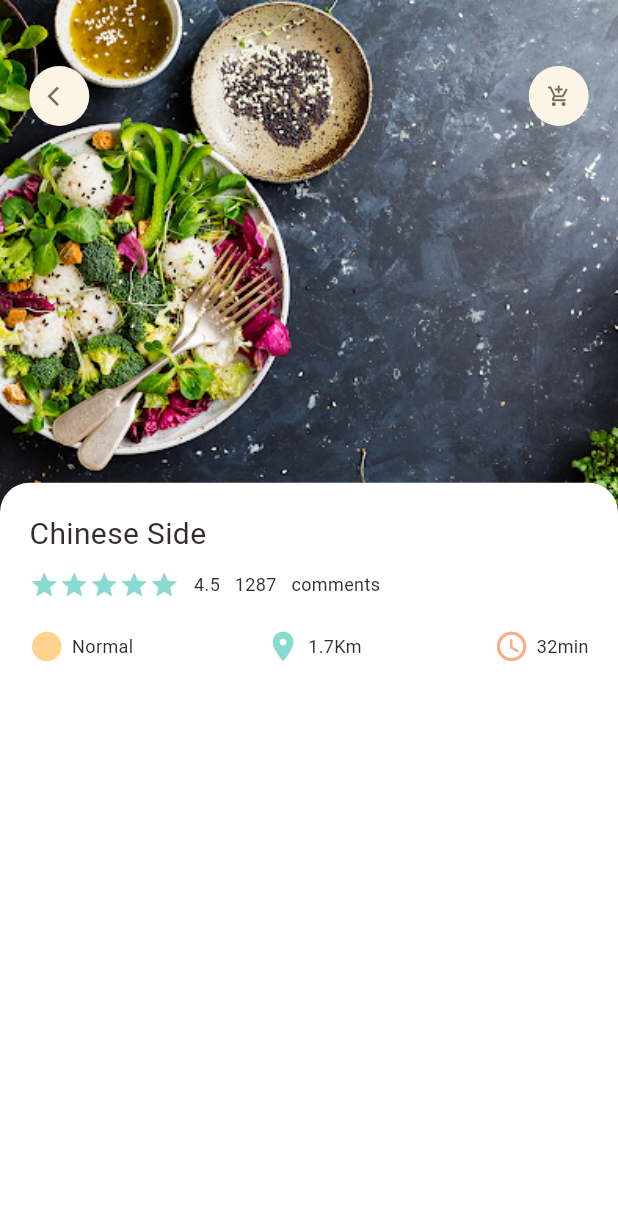
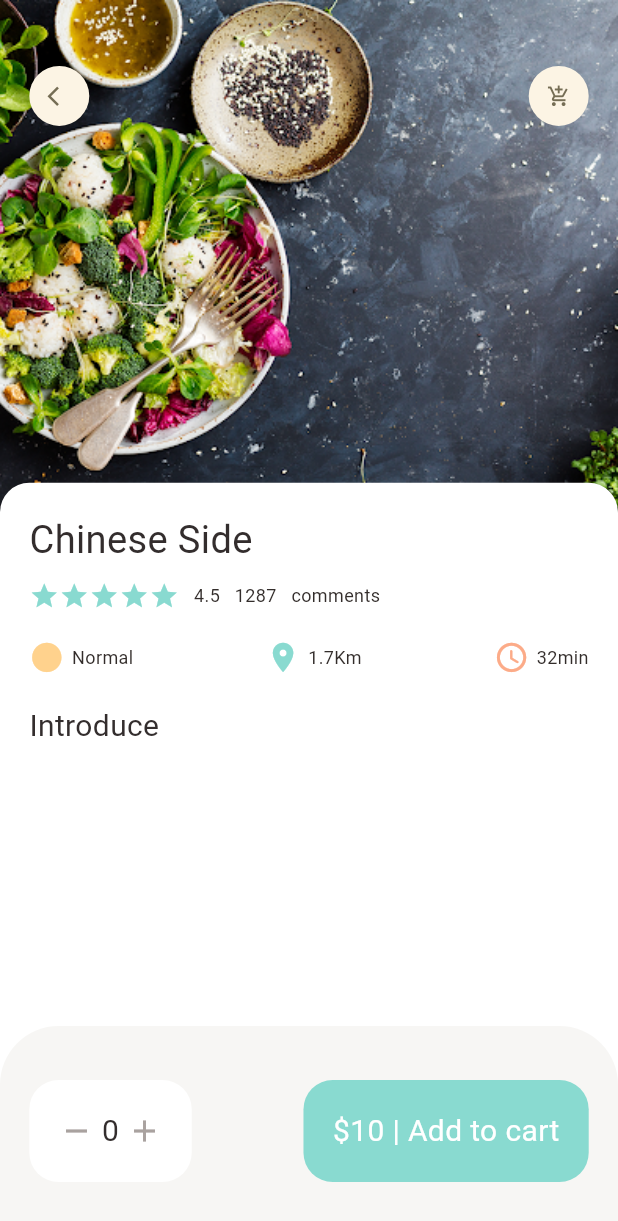
Before and after one commit to aliozer0/Food-Delivery-App, a Flutter app: the screen it shows after launch, on a phone screen of 412 x 824 dp. Shown: the top 1221 px of the screen. Run offline on Flutter 3.47's test engine with Material 2 defaults, Android fonts, the phone set to English and light mode, and no system bars; our stand-ins replace dots_indicator, get.

Commit message:
popular page bottom navigator container added

```diff
--- a/lib/pages/food/popular_food_detail.dart
+++ b/lib/pages/food/popular_food_detail.dart
@@ -14,6 +14,7 @@ class PopularFoodDteail extends StatelessWidget {
   @override
   Widget build(BuildContext context) {
     return Scaffold(
+      backgroundColor: Colors.white,
       body: Stack(
         children: [
           Positioned(
@@ -59,11 +60,72 @@ class PopularFoodDteail extends StatelessWidget {
                     topLeft: Radius.circular(Dimensions.radius20)),
                 color: Colors.white,
               ),
-              child: AppColumn(),
+              child: Column(
+                crossAxisAlignment: CrossAxisAlignment.start,
+                children: [
+                  AppColumn(text: "Chinese Side"),
+                  SizedBox(height: Dimensions.height20),
+                  BigText(text: "Introduce"),
+                ],
+              ),
             ),
           )
         ],
       ),
+      bottomNavigationBar: Container(
+        height: 140,
+        padding: EdgeInsets.only(
+          top: Dimensions.height30,
+          bottom: Dimensions.height30,
+          left: Dimensions.width20,
+          right: Dimensions.width20,
+        ),
+        decoration: BoxDecoration(
+          color: AppColors.buttonBackgroundColor,
+          borderRadius: BorderRadius.only(
+            topLeft: Radius.circular(Dimensions.radius20 * 2),
+            topRight: Radius.circular(Dimensions.radius20 * 2),
+          ),
+        ),
+        child: Row(
+          mainAxisAlignment: MainAxisAlignment.spaceBetween,
+          children: [
+            Container(
+              padding: EdgeInsets.only(
+                top: Dimensions.height20,
+                bottom: Dimensions.height20,
+                left: Dimensions.width20,
+                right: Dimensions.width20,
+              ),
+              decoration: BoxDecoration(
+                borderRadius: BorderRadius.circular(Dimensions.radius20),
+                color: Colors.white,
+              ),
+              child: Row(
+                children: [
+                  Icon(Icons.remove, color: AppColors.signColor),
+                  SizedBox(width: Dimensions.width10 / 2),
+                  BigText(text: "0"),
+                  SizedBox(width: Dimensions.width10 / 2),
+                  Icon(Icons.add, color: AppColors.signColor),
+                ],
+              ),
+            ),
+            Container(
+              padding: EdgeInsets.only(
+                top: Dimensions.height20,
+                bottom: Dimensions.height20,
+                left: Dimensions.width20,
+                right: Dimensions.width20,
+              ),
+              child: BigText(text: "\$10 | Add to cart", color: Colors.white),
+              decoration: BoxDecoration(
+                  borderRadius: BorderRadius.circular(Dimensions.radius20),
+                  color: AppColors.mainColor),
+            )
+          ],
+        ),
+      ),
     );
   }
 }
--- a/lib/pages/home/food_page_body.dart
+++ b/lib/pages/home/food_page_body.dart
@@ -252,7 +252,7 @@ class _FoodPageBodyState extends State<FoodPageBody> {
               child: Container(
                 padding: EdgeInsets.only(
                     top: Dimensions.height15, left: 15, right: 15),
-                child: AppColumn(),
+                child: AppColumn(text: "Chinese Side",),
               ),
             ),
           ),
--- a/lib/utils/dimension.dart
+++ b/lib/utils/dimension.dart
@@ -19,6 +19,8 @@ class Dimensions {
   static double width30 = screenHeight / 28.8;
   //fonts
   static double font20 = screenHeight / 42.2;
+  static double font26 = screenHeight / 32.46;
+
   //radius
   static double radius15 = screenHeight / 56.27;
   static double radius20 = screenHeight / 42.2;
--- a/lib/widgets/app_column.dart
+++ b/lib/widgets/app_column.dart
@@ -7,7 +7,8 @@ import 'big_text.dart';
 import 'icon_and_text.dart';
 
 class AppColumn extends StatelessWidget {
-  const AppColumn({super.key});
+  final String text;
+  const AppColumn({super.key, required this.text});
 
   @override
   Widget build(BuildContext context) {
@@ -15,7 +16,10 @@ class AppColumn extends StatelessWidget {
       child: Column(
         crossAxisAlignment: CrossAxisAlignment.start,
         children: [
-          BigText(text: "Chinese Side"),
+          BigText(
+            text: text,
+            size: Dimensions.font26,
+          ),
           SizedBox(height: Dimensions.height10),
           Row(
             children: [
```
